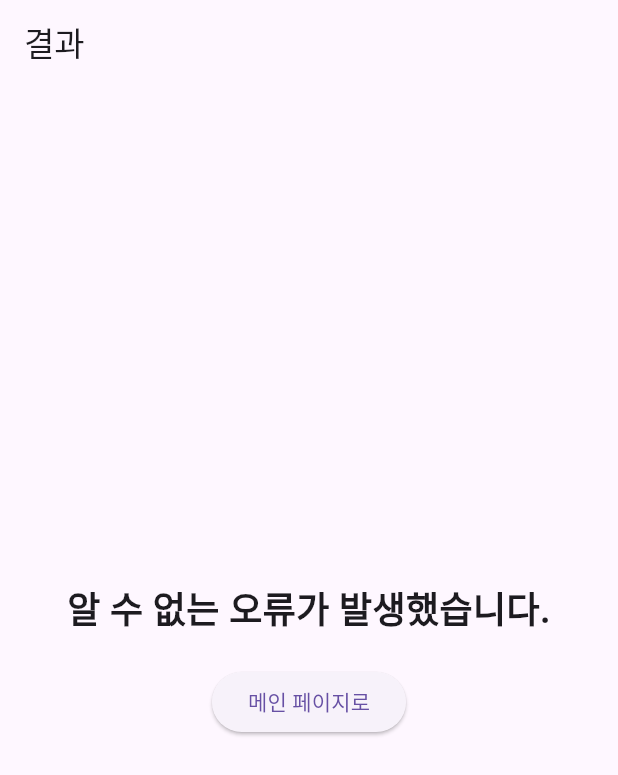
After one commit to Chirp-Aid/chrip_aid_Front_ver2, a Flutter app: the OrphanageResultScreen screen opened by its route, on a phone screen of 412 x 824 dp. The commit adds this screen. Shown: the top 775 px of the screen. Run offline on Flutter 3.47's test engine with Material 3 defaults, Android fonts, the light colour scheme and no system bars; our stand-ins replace card_swiper, dio, firebase_core, firebase_messaging, flutter_dotenv, flutter_local_notifications and 13 more; missing offline and left inert: android_intent_plus, aws_s3_upload, flutter_sliding_up_panel, google_api_headers, google_geocoding, google_maps_flutter_android and 3 more; accounts and stored records are empty; generated files the repository leaves out were written again.

Commit message:
✨결제 후 결과 페이지로 이동

```diff
--- a/lib/common/go_router/go_router.dart
+++ b/lib/common/go_router/go_router.dart
@@ -29,6 +29,7 @@ import 'package:chrip_aid/management/view/orphanage_management_screen.dart';
 import 'package:chrip_aid/orphanage/view/orphanage_donate_screen.dart';
 import 'package:chrip_aid/orphanage/view/orphanage_map_screen.dart';
 import 'package:chrip_aid/orphanage/view/orphanage_search_screen.dart';
+import 'package:chrip_aid/orphanage/view/orphanage_result_screen.dart';
 import 'package:chrip_aid/post/model/entity/get_posts_entity.dart';
 import 'package:chrip_aid/post/view/orphanage_edit_post_screen.dart';
 import 'package:chrip_aid/post/view/orphanage_post_screen.dart';
@@ -358,6 +359,14 @@ final routerProvider = Provider<GoRouter>((ref) {
         ]
       ),
       GoRoute(
+        path: '/orphanage_result',
+        name: OrphanageResultScreen.routeName,
+        builder: (context, state) {
+          final statusCode = state.extra as int? ?? 0; // 상태 코드를 전달
+          return OrphanageResultScreen(statusCode: statusCode);
+        },
+      ),
+      GoRoute(
         path: '/alarm',
         builder: (_, __) => const AlarmScreen(), // 하나의 알람 화면으로 이동
       ),
--- a/lib/orphanage/component/custom_percent_indicator.dart
+++ b/lib/orphanage/component/custom_percent_indicator.dart
@@ -25,7 +25,7 @@ class CustomPercentIndicator extends StatelessWidget {
           ),
         ),
         CustomTextField(
-          text: "진행도: ${progress * 100}%",
+          text: "진행도: ${(progress * 100).toStringAsFixed(1)}%", // 소수점 1자리로 포맷
           textSize: 12.0,
           color: Colors.white,
           horizontalMargin: 5.0,
--- a/lib/orphanage/model/service/orphanage_basket_service.dart
+++ b/lib/orphanage/model/service/orphanage_basket_service.dart
@@ -65,7 +65,14 @@ class OrphanageBasketService {
     DonateRequestDTO dto,
   ) async {
     try {
-      await repository.donate(dto);
+      final response = await repository.donate(dto);
+      if (response.statusCode == 201) {
+        return ResponseEntity.success(message: "후원이 성공적으로 완료되었습니다!");
+      } else {
+        return ResponseEntity.error(
+          message: response.data['message'] ?? "알 수 없는 오류가 발생했습니다?",
+        );
+      }
       return getOrphanageBasket();
     } catch (e) {
       return ResponseEntity.error(message: e.toString());
--- /dev/null
+++ b/lib/orphanage/view/orphanage_result_screen.dart
@@ -0,0 +1,56 @@
+import 'package:flutter/material.dart';
+import 'package:go_router/go_router.dart';
+
+class OrphanageResultScreen extends StatelessWidget {
+  static const routeName = '/orphanage_result';
+
+  final int statusCode; // HTTP 상태 코드를 전달받음
+
+  const OrphanageResultScreen({Key? key, required this.statusCode}) : super(key: key);
+
+  String getMessageByStatusCode() {
+    switch (statusCode) {
+      case 201:
+        return "후원 감사합니다!";
+      case 401:
+        return "권한이 없습니다. 다시 로그인 해주세요.";
+      case 404:
+        return "해당 요청을 찾을 수 없습니다.";
+      case 409:
+        return "이미 기부가 완료되었거나 요청을 확인해주세요.";
+      default:
+        return "알 수 없는 오류가 발생했습니다.";
+    }
+  }
+
+  @override
+  Widget build(BuildContext context) {
+    return Scaffold(
+      appBar: AppBar(
+        title: const Text("결과"),
+      ),
+      body: Center(
+        child: Column(
+          mainAxisAlignment: MainAxisAlignment.center,
+          children: [
+            Text(
+              getMessageByStatusCode(),
+              style: const TextStyle(
+                fontSize: 24,
+                fontWeight: FontWeight.bold,
+              ),
+              textAlign: TextAlign.center,
+            ),
+            const SizedBox(height: 20),
+            ElevatedButton(
+              onPressed: () {
+                context.go('/'); // 메인 페이지로 이동
+              },
+              child: const Text("메인 페이지로"),
+            ),
+          ],
+        ),
+      ),
+    );
+  }
+}
```
Also changed, not shown: lib/orphanage/viewmodel/orphanage_basket_viewmodel.dart (+27 -14 lines).
